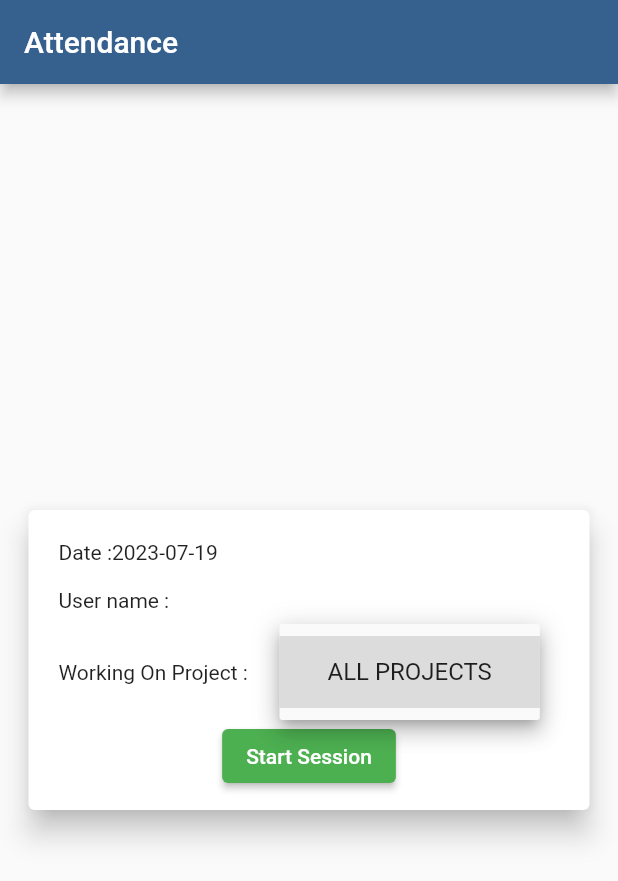
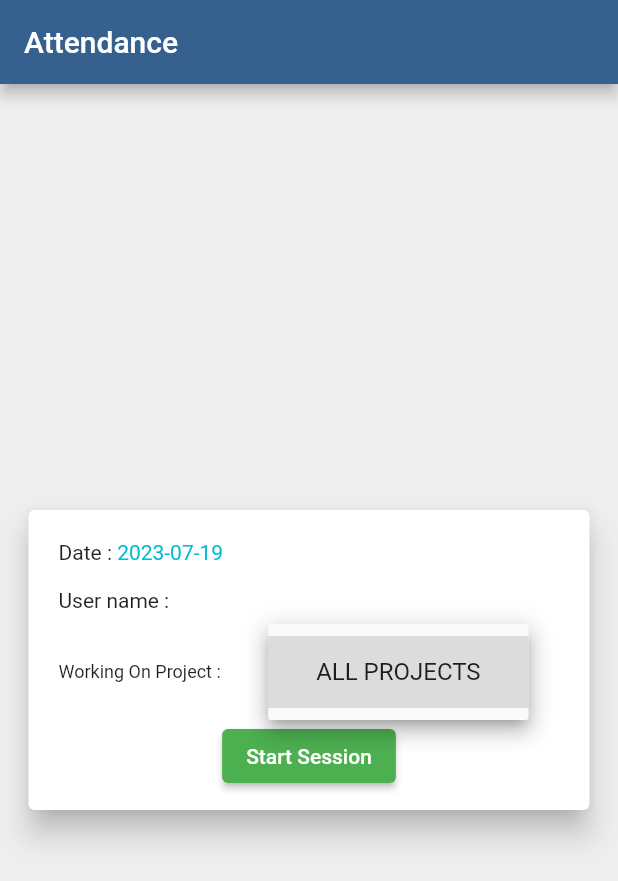
Before and after one commit to MayurVishwakarma/ECM_Mobile_App, a Flutter app: the AttendanceScreen screen opened directly, after a tap on "ALL PROJECTS", on a phone screen of 412 x 824 dp. Shown: the top 881 px of the screen. Run offline on Flutter 3.47's test engine with Material 2 defaults, Android fonts, the light colour scheme and no system bars; our stand-ins replace carousel_slider, floor, fluttertoast, geocoding, geolocator, google_nav_bar and 9 more; accounts and stored records are empty; network calls fail; key blocks and very long unbroken strings in the code were emptied for the run.

Commit message:
new upload 19-07-2023

```diff
--- a/lib/Screens/Home/ECM_Tool-Screen/NodeDetails_new.dart
+++ b/lib/Screens/Home/ECM_Tool-Screen/NodeDetails_new.dart
@@ -2274,7 +2274,7 @@ class _NodeDetailsState extends State<NodeDetails> {
     }
   }
 
-  bool connectivity = false;
+  // bool connectivity = false;
   List<ECM_Checklist_Model>? newdata;
   Future<String> GetImagebyPath(String imgPath) async {
     String img64base = "";
--- a/lib/Screens/Login/UserAttendance.dart
+++ b/lib/Screens/Login/UserAttendance.dart
@@ -6,6 +6,8 @@ import 'package:ecm_application/Model/Project/Login/UserDetailsMasterModel.dart'
 import 'package:ecm_application/Model/project/Constants.dart';
 import 'package:ecm_application/Operations/StatelistOperation.dart';
 import 'package:flutter/material.dart';
+import 'package:geocoding/geocoding.dart';
+import 'package:geolocator/geolocator.dart';
 import 'package:http/http.dart' as http;
 import 'package:intl/intl.dart';
 import 'package:shared_preferences/shared_preferences.dart';
@@ -35,6 +37,7 @@ class _AttendanceScreenState extends State<AttendanceScreen> {
   ProjectModel? selectProject;
   Future<List<ProjectModel>>? futureProjectList;
   UserDetailsMasterModel? userDetals;
+  String? StartLocationAddress, EndLocationAddress;
 
   Future<void> getProjectList() async {
     SharedPreferences prefs = await SharedPreferences.getInstance();
@@ -71,6 +74,9 @@ class _AttendanceScreenState extends State<AttendanceScreen> {
           });
           userDetals =
               UserDetailsMasterModel.fromJson(json['data']['Response']);
+
+          fetchStartLocationAddress();
+          fetchEndLocationAddress();
         } else {
           setState(() {
             isAttendanceAvai = false;
@@ -90,7 +96,9 @@ class _AttendanceScreenState extends State<AttendanceScreen> {
   Widget build(BuildContext context) {
     return Scaffold(
       appBar: AppBar(title: const Text('Attendance')),
-      body: Column(
+      body: Container(
+        decoration: BoxDecoration(color: Colors.grey.shade200),
+        child: Column(
           mainAxisAlignment: MainAxisAlignment.center,
           children: [
             Padding(
@@ -106,15 +114,24 @@ class _AttendanceScreenState extends State<AttendanceScreen> {
                         Padding(
                           padding: const EdgeInsets.all(8.0),
                           child: Row(
-                          children: [const Text('Date :'), Text(now)],
+                            children: [
+                              const Text('Date : '),
+                              Text(
+                                now,
+                                style: TextStyle(color: Colors.cyan),
+                              )
+                            ],
                           ),
                         ),
                         Padding(
                           padding: const EdgeInsets.all(8.0),
                           child: Row(
                             children: [
-                            const Text('User name :'),
-                            Text(username ?? '')
+                              const Text('User name : '),
+                              Text(
+                                username ?? '',
+                                style: TextStyle(color: Colors.cyan),
+                              )
                             ],
                           ),
                         ),
@@ -123,8 +140,11 @@ class _AttendanceScreenState extends State<AttendanceScreen> {
                             padding: const EdgeInsets.all(8.0),
                             child: Row(
                               children: [
-                              const Text('Start Time :'),
-                              Text(userDetals?.attendanceStartTime ?? ''),
+                                const Text('Start Time : '),
+                                Text(DateFormat('hh:mm:ss a').format(
+                                    DateTime.parse(
+                                        userDetals!.attendanceStartTime ??
+                                            ''))),
                               ],
                             ),
                           ),
@@ -133,8 +153,8 @@ class _AttendanceScreenState extends State<AttendanceScreen> {
                             padding: const EdgeInsets.all(8.0),
                             child: Row(
                               children: [
-                              const Text('Start Location :'),
-                              Text(userDetals?.startLocationCoordinate ?? ''),
+                                const Text('Start Location : '),
+                                Expanded(child: Text(StartLocationAddress!)),
                               ],
                             ),
                           ),
@@ -143,8 +163,10 @@ class _AttendanceScreenState extends State<AttendanceScreen> {
                             padding: const EdgeInsets.all(8.0),
                             child: Row(
                               children: [
-                              const Text('End Time :'),
-                              Text(userDetals?.attendanceEndTime ?? ''),
+                                const Text('End Time : '),
+                                Text(DateFormat('hh:mm:ss a').format(
+                                    DateTime.parse(
+                                        userDetals!.attendanceEndTime!))),
                               ],
                             ),
                           ),
@@ -153,8 +175,8 @@ class _AttendanceScreenState extends State<AttendanceScreen> {
                             padding: const EdgeInsets.all(8.0),
                             child: Row(
                               children: [
-                              const Text('End Location :'),
-                              Text(userDetals!.endLocationCoordinate ?? ''),
+                                const Text('End Location : '),
+                                Expanded(child: Text(EndLocationAddress!)),
                               ],
                             ),
                           ),
@@ -163,7 +185,7 @@ class _AttendanceScreenState extends State<AttendanceScreen> {
                             padding: const EdgeInsets.all(8.0),
                             child: Row(
                               children: [
-                              const Text('Total Working Hour :'),
+                                const Text('Total Working Hour : '),
                                 Text(userDetals!.workingHours ?? ''),
                               ],
                             ),
@@ -173,13 +195,19 @@ class _AttendanceScreenState extends State<AttendanceScreen> {
                             padding: const EdgeInsets.all(8.0),
                             child: Row(
                               children: [
-                              const Text('Working On Project :'),
+                                const Text(
+                                  'Working On Project : ',
+                                  textScaleFactor: 1,
+                                  style: TextStyle(
+                                    fontSize: 12,
+                                  ),
+                                ),
                                 Expanded(
                                   child: Center(
                                     child: DropdownButton<ProjectModel>(
                                       value: selectProject,
-                                    items:
-                                        projectList!.map((ProjectModel items) {
+                                      items: projectList!
+                                          .map((ProjectModel items) {
                                         return DropdownMenuItem(
                                           value: items,
                                           child: Center(
@@ -215,7 +243,8 @@ class _AttendanceScreenState extends State<AttendanceScreen> {
                             },
                             child: const Text('Start Session'),
                           ),
-                      if (isAttendanceAvai)
+                        if (isAttendanceAvai &&
+                            userDetals!.endLocationCoordinate!.isEmpty)
                           ElevatedButton(
                             style: ElevatedButton.styleFrom(
                               backgroundColor: Colors.red,
@@ -240,7 +269,46 @@ class _AttendanceScreenState extends State<AttendanceScreen> {
             ),
           ],
         ),
+      ),
     );
+  }
+
+  Future<void> fetchStartLocationAddress() async {
+    double lat = double.parse(userDetals!.startLocationCoordinate!
+        .substring(0, userDetals!.startLocationCoordinate!.indexOf(',')));
+    double lon = double.parse(userDetals!.startLocationCoordinate!
+        .substring(userDetals!.startLocationCoordinate!.indexOf(',') + 1));
+    try {
+      String address = await GetAddressFromLatLong(lat, lon);
+      setState(() {
+        StartLocationAddress = address;
+      });
+    } catch (ex) {
+      // Handle the exception here, e.g., display an error message or fallback behavior
+    }
+  }
+
+  Future<void> fetchEndLocationAddress() async {
+    double lat = double.parse(userDetals!.endLocationCoordinate!
+        .substring(0, userDetals!.endLocationCoordinate!.indexOf(',')));
+    double lon = double.parse(userDetals!.endLocationCoordinate!
+        .substring(userDetals!.endLocationCoordinate!.indexOf(',') + 1));
+    try {
+      String address = await GetAddressFromLatLong(lat, lon);
+      setState(() {
+        EndLocationAddress = address;
+      });
+    } catch (ex) {
+      // Handle the exception here, e.g., display an error message or fallback behavior
+    }
+  }
+
+  Future<String> GetAddressFromLatLong(double lat, double lon) async {
+    List<Placemark> placemarks = await placemarkFromCoordinates(lat, lon);
+    Placemark place = placemarks[0];
+    String? address =
+        ' ${place.subLocality}, ${place.locality},${place.administrativeArea}, ${place.postalCode}';
+    return address;
   }
 
   Future<bool> InsertAttendance() async {
```
Lines whose indentation alone changed are shown as unchanged.
